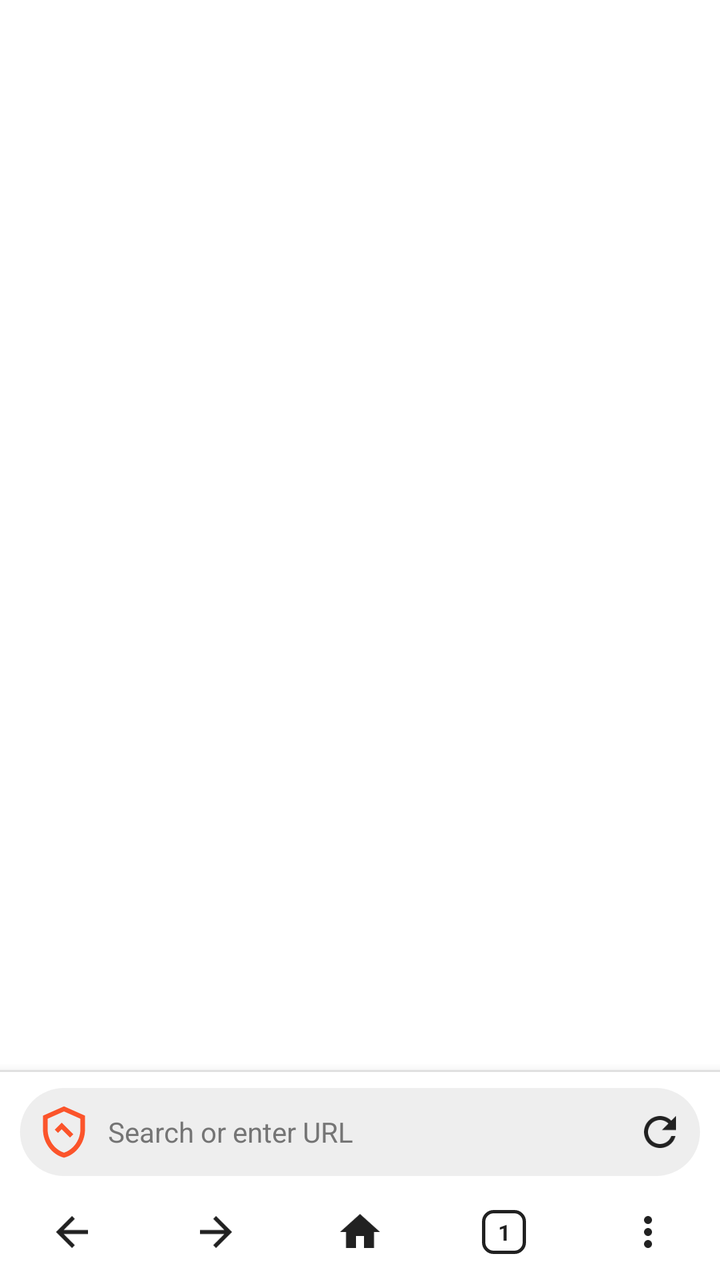
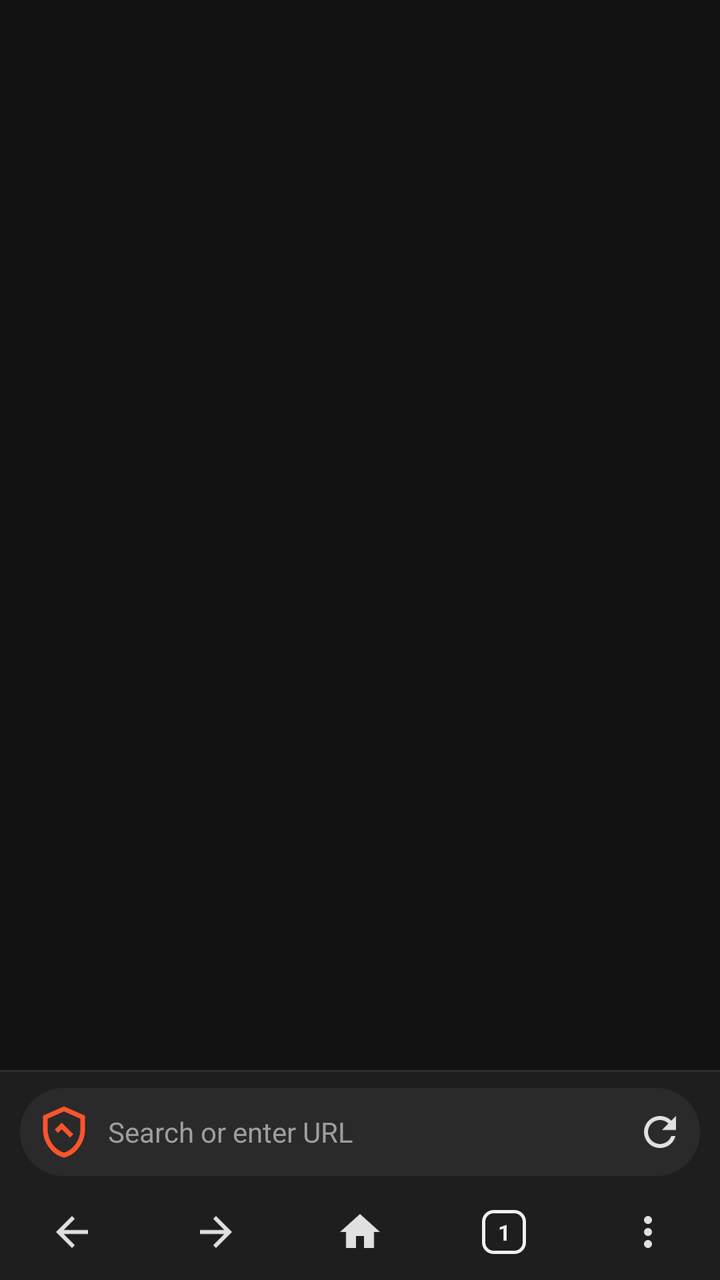

Before-and-after screenshots of an Android layout around one commit, followed by the original layout XML and the change that was made.
<!-- AndroidManifest.xml: application theme Theme.Tuff -->
<!-- res/layout/activity_main.xml -->
<?xml version="1.0" encoding="utf-8"?>
<LinearLayout xmlns:android="http://schemas.android.com/apk/res/android"
    android:id="@+id/root_layout"
    android:layout_width="match_parent"
    android:layout_height="match_parent"
    android:orientation="vertical"
    android:background="@color/background_light">

    
    <LinearLayout
        android:id="@+id/container_top_bar"
        android:layout_width="match_parent"
        android:layout_height="wrap_content"
        android:orientation="vertical"
        android:background="@color/surface_card"
        android:elevation="4dp"
        android:visibility="gone">

        
        <LinearLayout
            android:layout_width="match_parent"
            android:layout_height="wrap_content"
            android:orientation="horizontal"
            android:gravity="center_vertical"
            android:paddingHorizontal="10dp"
            android:paddingVertical="8dp">

            <LinearLayout
                android:layout_width="0dp"
                android:layout_height="44dp"
                android:layout_weight="1"
                android:background="@drawable/bg_omnibar"
                android:gravity="center_vertical"
                android:orientation="horizontal"
                android:paddingHorizontal="8dp">

                
                <ImageView
                    android:id="@+id/btn_corner_engine_top"
                    android:layout_width="28dp"
                    android:layout_height="28dp"
                    android:background="?attr/selectableItemBackgroundBorderless"
                    android:contentDescription="Search engine"
                    android:src="@drawable/ic_brave" />

                
                <EditText
                    android:id="@+id/et_omnibox_top"
                    android:layout_width="0dp"
                    android:layout_height="match_parent"
                    android:layout_marginStart="8dp"
                    android:layout_marginEnd="6dp"
                    android:layout_weight="1"
                    android:background="@null"
                    android:hint="@string/search_hint"
                    android:imeOptions="actionGo"
                    android:inputType="textUri|textNoSuggestions"
                    android:singleLine="true"
                    android:textColor="@color/text_primary"
                    android:textColorHint="@color/text_secondary"
                    android:textSize="14sp" />

                
                <ImageView
                    android:id="@+id/btn_refresh_top"
                    android:layout_width="24dp"
                    android:layout_height="24dp"
                    android:background="?attr/selectableItemBackgroundBorderless"
                    android:contentDescription="Refresh"
                    android:src="@drawable/ic_refresh" />
            </LinearLayout>

        </LinearLayout>
    </LinearLayout>

    
    <ProgressBar
        android:id="@+id/progress_loading"
        style="?android:attr/progressBarStyleHorizontal"
        android:layout_width="match_parent"
        android:layout_height="2.5dp"
        android:progressTint="@color/accent"
        android:visibility="gone" />

    
    <FrameLayout
        android:id="@+id/webview_container"
        android:layout_width="match_parent"
        android:layout_height="0dp"
        android:layout_weight="1"
        android:background="@android:color/white" />

    
    <LinearLayout
        android:id="@+id/container_bottom_bar"
        android:layout_width="match_parent"
        android:layout_height="wrap_content"
        android:orientation="vertical"
        android:background="@color/surface_card"
        android:elevation="8dp">

        <View
            android:layout_width="match_parent"
            android:layout_height="1dp"
            android:background="@color/divider" />

        
        <LinearLayout
            android:id="@+id/layout_bottom_omnibar"
            android:layout_width="match_parent"
            android:layout_height="wrap_content"
            android:orientation="horizontal"
            android:gravity="center_vertical"
            android:paddingHorizontal="10dp"
            android:paddingTop="8dp"
            android:paddingBottom="4dp">

            <LinearLayout
                android:layout_width="0dp"
                android:layout_height="44dp"
                android:layout_weight="1"
                android:background="@drawable/bg_omnibar"
                android:gravity="center_vertical"
                android:orientation="horizontal"
                android:paddingHorizontal="8dp">

                
                <ImageView
                    android:id="@+id/btn_corner_engine_bottom"
                    android:layout_width="28dp"
                    android:layout_height="28dp"
                    android:background="?attr/selectableItemBackgroundBorderless"
                    android:contentDescription="Search engine"
                    android:src="@drawable/ic_brave" />

                
                <EditText
                    android:id="@+id/et_omnibox_bottom"
                    android:layout_width="0dp"
                    android:layout_height="match_parent"
                    android:layout_marginStart="8dp"
                    android:layout_marginEnd="6dp"
                    android:layout_weight="1"
                    android:background="@null"
                    android:hint="@string/search_hint"
                    android:imeOptions="actionGo"
                    android:inputType="textUri|textNoSuggestions"
                    android:singleLine="true"
                    android:textColor="@color/text_primary"
                    android:textColorHint="@color/text_secondary"
                    android:textSize="14sp" />

                
                <ImageView
                    android:id="@+id/btn_refresh_bottom"
                    android:layout_width="24dp"
                    android:layout_height="24dp"
                    android:background="?attr/selectableItemBackgroundBorderless"
                    android:contentDescription="Refresh"
                    android:src="@drawable/ic_refresh" />
            </LinearLayout>

        </LinearLayout>

        
        <LinearLayout
            android:layout_width="match_parent"
            android:layout_height="48dp"
            android:orientation="horizontal"
            android:gravity="center_vertical">

            
            <ImageButton
                android:id="@+id/btn_back"
                android:layout_width="0dp"
                android:layout_height="match_parent"
                android:layout_weight="1"
                android:background="?attr/selectableItemBackgroundBorderless"
                android:contentDescription="Back"
                android:src="@drawable/ic_arrow_back" />

            
            <ImageButton
                android:id="@+id/btn_forward"
                android:layout_width="0dp"
                android:layout_height="match_parent"
                android:layout_weight="1"
                android:background="?attr/selectableItemBackgroundBorderless"
                android:contentDescription="Forward"
                android:src="@drawable/ic_arrow_forward" />

            
            <ImageButton
                android:id="@+id/btn_home"
                android:layout_width="0dp"
                android:layout_height="match_parent"
                android:layout_weight="1"
                android:background="?attr/selectableItemBackgroundBorderless"
                android:contentDescription="Home"
                android:src="@drawable/ic_home" />

            
            <FrameLayout
                android:id="@+id/btn_tabs"
                android:layout_width="0dp"
                android:layout_height="match_parent"
                android:layout_weight="1"
                android:background="?attr/selectableItemBackgroundBorderless">

                <TextView
                    android:id="@+id/tv_tabs_count"
                    android:layout_width="22dp"
                    android:layout_height="22dp"
                    android:layout_gravity="center"
                    android:background="@drawable/bg_badge"
                    android:gravity="center"
                    android:text="1"
                    android:textColor="@color/text_primary"
                    android:textSize="11sp"
                    android:textStyle="bold" />
            </FrameLayout>

            
            <ImageButton
                android:id="@+id/btn_menu"
                android:layout_width="0dp"
                android:layout_height="match_parent"
                android:layout_weight="1"
                android:background="?attr/selectableItemBackgroundBorderless"
                android:contentDescription="Menu"
                android:src="@drawable/ic_menu" />

        </LinearLayout>

    </LinearLayout>

</LinearLayout>
<!-- resources referenced by this layout -->
<resources>
  <color name="background_light">#F8F9FA</color>
  <color name="divider">#E0E0E0</color>
  <color name="surface_card">#FFFFFF</color>
  <color name="text_primary">#212121</color>
  <color name="text_secondary">#757575</color>
  <!-- drawable ic_arrow_back (drawable) -->
  <vector xmlns:android="http://schemas.android.com/apk/res/android"
      android:width="24dp"
      android:height="24dp"
      android:viewportWidth="24"
      android:viewportHeight="24">
      <path
          android:fillColor="#FF212121"
          android:pathData="M20,11H7.83l5.59,-5.59L12,4l-8,8 8,8 1.41,-1.41L7.83,13H20v-2z" />
  </vector>
  <!-- drawable ic_arrow_forward (drawable) -->
  <vector xmlns:android="http://schemas.android.com/apk/res/android"
      android:width="24dp"
      android:height="24dp"
      android:viewportWidth="24"
      android:viewportHeight="24">
      <path
          android:fillColor="#FF212121"
          android:pathData="M12,4l-1.41,1.41L16.17,11H4v2h12.17l-5.58,5.59L12,20l8,-8z" />
  </vector>
  <!-- drawable ic_home (drawable) -->
  <vector xmlns:android="http://schemas.android.com/apk/res/android"
      android:width="24dp"
      android:height="24dp"
      android:viewportWidth="24"
      android:viewportHeight="24">
      <path
          android:fillColor="#FF212121"
          android:pathData="M10,20v-6h4v6h5v-8h3L12,3 2,12h3v8z" />
  </vector>
  <!-- drawable ic_menu (drawable) -->
  <vector xmlns:android="http://schemas.android.com/apk/res/android"
      android:width="24dp"
      android:height="24dp"
      android:viewportWidth="24"
      android:viewportHeight="24">
      <path
          android:fillColor="#FF212121"
          android:pathData="M12,8c1.1,0 2,-0.9 2,-2s-0.9,-2 -2,-2 -2,0.9 -2,2 0.9,2 2,2zm0,2c-1.1,0 -2,0.9 -2,2s0.9,2 2,2 2,-0.9 2,-2 -0.9,-2 -2,-2zm0,6c-1.1,0 -2,0.9 -2,2s0.9,2 2,2 2,-0.9 2,-2 -0.9,-2 -2,-2z" />
  </vector>
  <!-- drawable ic_refresh (drawable) -->
  <vector xmlns:android="http://schemas.android.com/apk/res/android"
      android:width="24dp"
      android:height="24dp"
      android:viewportWidth="24"
      android:viewportHeight="24">
      <path
          android:fillColor="#FF212121"
          android:pathData="M17.65,6.35C16.2,4.9 14.21,4 12,4c-4.42,0 -7.99,3.58 -7.99,8s3.57,8 7.99,8c3.73,0 6.84,-2.55 7.73,-6h-2.08c-0.82,2.33 -3.04,4 -5.65,4 -3.31,0 -6,-2.69 -6,-6s2.69,-6 6,-6c1.66,0 3.14,0.69 4.22,1.78L13,11h7V4l-2.35,2.35z" />
  </vector>
  <style name="Theme.Tuff" parent="Theme.MaterialComponents.DayNight.NoActionBar">
          <item name="colorPrimary">@color/primary</item>
          <item name="colorPrimaryDark">@color/primary_dark</item>
          <item name="colorAccent">@color/accent</item>
          <item name="android:windowBackground">@color/background_light</item>
          <item name="android:statusBarColor">@color/surface_card</item>
          <item name="android:windowLightStatusBar">true</item>
          <item name="android:navigationBarColor">@color/surface_card</item>
          <item name="android:windowLightNavigationBar">true</item>
      </style>
  <color name="omnibar_bg">#EEEEEE</color>
  <color name="primary">#1A1A1A</color>
  <!-- unchanged entries left out for length: 6 -->
</resources>

<!-- the commit's change to res/layout/activity_main.xml (unified diff, before → after) -->
@@ -1,5 +1,6 @@
 <?xml version="1.0" encoding="utf-8"?>
 <LinearLayout xmlns:android="http://schemas.android.com/apk/res/android"
+    xmlns:app="http://schemas.android.com/apk/res-auto"
     android:id="@+id/root_layout"
     android:layout_width="match_parent"
     android:layout_height="match_parent"
@@ -67,6 +68,7 @@
                     android:layout_height="24dp"
                     android:background="?attr/selectableItemBackgroundBorderless"
                     android:contentDescription="Refresh"
+                    app:tint="@color/icon_tint"
                     android:src="@drawable/ic_refresh" />
             </LinearLayout>
 
@@ -88,7 +90,7 @@
         android:layout_width="match_parent"
         android:layout_height="0dp"
         android:layout_weight="1"
-        android:background="@android:color/white" />
+        android:background="@color/background_dark" />
 
     
     <LinearLayout
@@ -157,6 +159,7 @@
                     android:layout_height="24dp"
                     android:background="?attr/selectableItemBackgroundBorderless"
                     android:contentDescription="Refresh"
+                    app:tint="@color/icon_tint"
                     android:src="@drawable/ic_refresh" />
             </LinearLayout>
 
@@ -177,6 +180,7 @@
                 android:layout_weight="1"
                 android:background="?attr/selectableItemBackgroundBorderless"
                 android:contentDescription="Back"
+                app:tint="@color/icon_tint"
                 android:src="@drawable/ic_arrow_back" />
 
             
@@ -187,6 +191,7 @@
                 android:layout_weight="1"
                 android:background="?attr/selectableItemBackgroundBorderless"
                 android:contentDescription="Forward"
+                app:tint="@color/icon_tint"
                 android:src="@drawable/ic_arrow_forward" />
 
             
@@ -197,6 +202,7 @@
                 android:layout_weight="1"
                 android:background="?attr/selectableItemBackgroundBorderless"
                 android:contentDescription="Home"
+                app:tint="@color/icon_tint"
                 android:src="@drawable/ic_home" />
 
             
@@ -228,6 +234,7 @@
                 android:layout_weight="1"
                 android:background="?attr/selectableItemBackgroundBorderless"
                 android:contentDescription="Menu"
+                app:tint="@color/icon_tint"
                 android:src="@drawable/ic_menu" />
 
         </LinearLayout>
<!-- resource entries referenced after the edit -->
@@ -1,10 +1,12 @@
 <!-- resources referenced by this layout -->
 <resources>
-  <color name="background_light">#F8F9FA</color>
-  <color name="divider">#E0E0E0</color>
-  <color name="surface_card">#FFFFFF</color>
-  <color name="text_primary">#212121</color>
-  <color name="text_secondary">#757575</color>
+  <color name="background_dark">#121212</color>
+  <color name="background_light">#121212</color>
+  <color name="divider">#2D2D2D</color>
+  <color name="icon_tint">#E0E0E0</color>
+  <color name="surface_card">#1E1E1E</color>
+  <color name="text_primary">#F0F0F0</color>
+  <color name="text_secondary">#9E9E9E</color>
   <!-- drawable ic_arrow_back (drawable) -->
   <vector xmlns:android="http://schemas.android.com/apk/res/android"
       android:width="24dp"
@@ -12,7 +14,7 @@
       android:viewportWidth="24"
       android:viewportHeight="24">
       <path
-          android:fillColor="#FF212121"
+          android:fillColor="@color/icon_tint"
           android:pathData="M20,11H7.83l5.59,-5.59L12,4l-8,8 8,8 1.41,-1.41L7.83,13H20v-2z" />
   </vector>
   <!-- drawable ic_arrow_forward (drawable) -->
@@ -22,7 +24,7 @@
       android:viewportWidth="24"
       android:viewportHeight="24">
       <path
-          android:fillColor="#FF212121"
+          android:fillColor="@color/icon_tint"
           android:pathData="M12,4l-1.41,1.41L16.17,11H4v2h12.17l-5.58,5.59L12,20l8,-8z" />
   </vector>
   <!-- drawable ic_home (drawable) -->
@@ -32,7 +34,7 @@
       android:viewportWidth="24"
       android:viewportHeight="24">
       <path
-          android:fillColor="#FF212121"
+          android:fillColor="@color/icon_tint"
           android:pathData="M10,20v-6h4v6h5v-8h3L12,3 2,12h3v8z" />
   </vector>
   <!-- drawable ic_menu (drawable) -->
@@ -42,7 +44,7 @@
       android:viewportWidth="24"
       android:viewportHeight="24">
       <path
-          android:fillColor="#FF212121"
+          android:fillColor="@color/icon_tint"
           android:pathData="M12,8c1.1,0 2,-0.9 2,-2s-0.9,-2 -2,-2 -2,0.9 -2,2 0.9,2 2,2zm0,2c-1.1,0 -2,0.9 -2,2s0.9,2 2,2 2,-0.9 2,-2 -0.9,-2 -2,-2zm0,6c-1.1,0 -2,0.9 -2,2s0.9,2 2,2 2,-0.9 2,-2 -0.9,-2 -2,-2z" />
   </vector>
   <!-- drawable ic_refresh (drawable) -->
@@ -52,21 +54,34 @@
       android:viewportWidth="24"
       android:viewportHeight="24">
       <path
-          android:fillColor="#FF212121"
+          android:fillColor="@color/icon_tint"
           android:pathData="M17.65,6.35C16.2,4.9 14.21,4 12,4c-4.42,0 -7.99,3.58 -7.99,8s3.57,8 7.99,8c3.73,0 6.84,-2.55 7.73,-6h-2.08c-0.82,2.33 -3.04,4 -5.65,4 -3.31,0 -6,-2.69 -6,-6s2.69,-6 6,-6c1.66,0 3.14,0.69 4.22,1.78L13,11h7V4l-2.35,2.35z" />
   </vector>
   <style name="Theme.Tuff" parent="Theme.MaterialComponents.DayNight.NoActionBar">
           <item name="colorPrimary">@color/primary</item>
           <item name="colorPrimaryDark">@color/primary_dark</item>
           <item name="colorAccent">@color/accent</item>
-          <item name="android:windowBackground">@color/background_light</item>
-          <item name="android:statusBarColor">@color/surface_card</item>
-          <item name="android:windowLightStatusBar">true</item>
+          <item name="android:windowBackground">@color/background_dark</item>
+          <item name="android:statusBarColor">@color/primary_dark</item>
+          <item name="android:windowLightStatusBar">false</item>
+          <item name="android:navigationBarColor">@color/primary_dark</item>
+          <item name="android:windowLightNavigationBar">false</item>
+  
+          <item name="bottomSheetDialogTheme">@style/Theme.Tuff.BottomSheetDialog</item>
+      </style>
+  <color name="omnibar_bg">#2A2A2A</color>
+  <color name="primary">#1E1E1E</color>
+  <style name="Theme.Tuff.BottomSheetDialog" parent="Theme.MaterialComponents.BottomSheetDialog">
+          <item name="bottomSheetStyle">@style/Theme.Tuff.BottomSheetModal</item>
+          <item name="android:windowIsFloating">false</item>
+          <item name="android:statusBarColor">@color/primary_dark</item>
+          <item name="android:windowLightStatusBar">false</item>
           <item name="android:navigationBarColor">@color/surface_card</item>
-          <item name="android:windowLightNavigationBar">true</item>
+          <item name="android:windowLightNavigationBar">false</item>
       </style>
-  <color name="omnibar_bg">#EEEEEE</color>
-  <color name="primary">#1A1A1A</color>
+  <style name="Theme.Tuff.BottomSheetModal" parent="Widget.MaterialComponents.BottomSheet.Modal">
+          <item name="backgroundTint">@color/surface_card</item>
+      </style>
   <!-- unchanged entries left out for length: 6 -->
 </resources>
 
